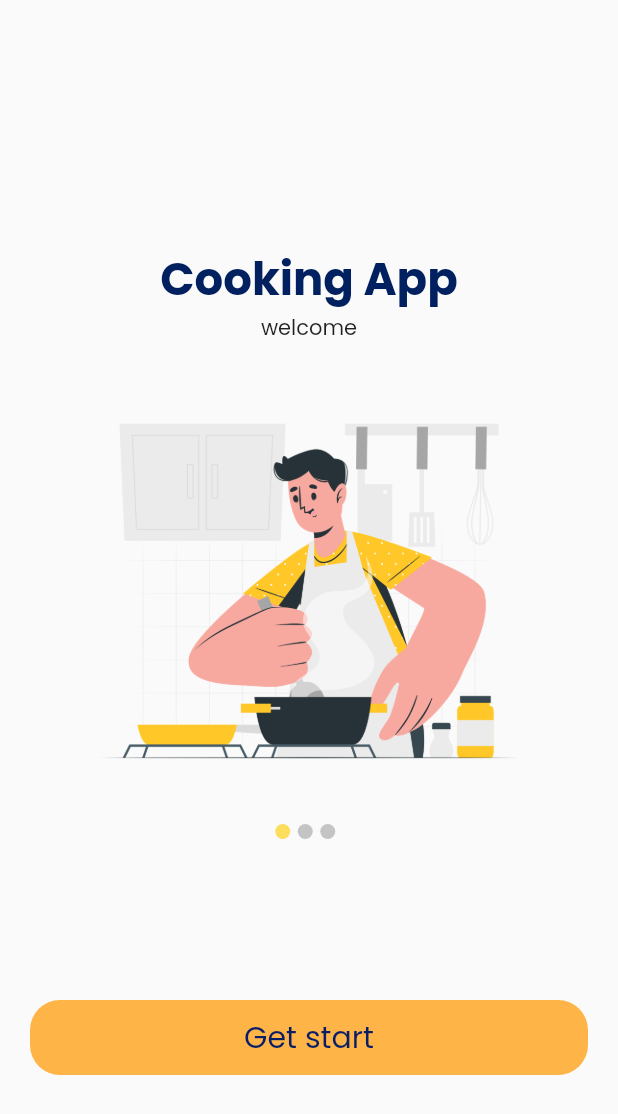
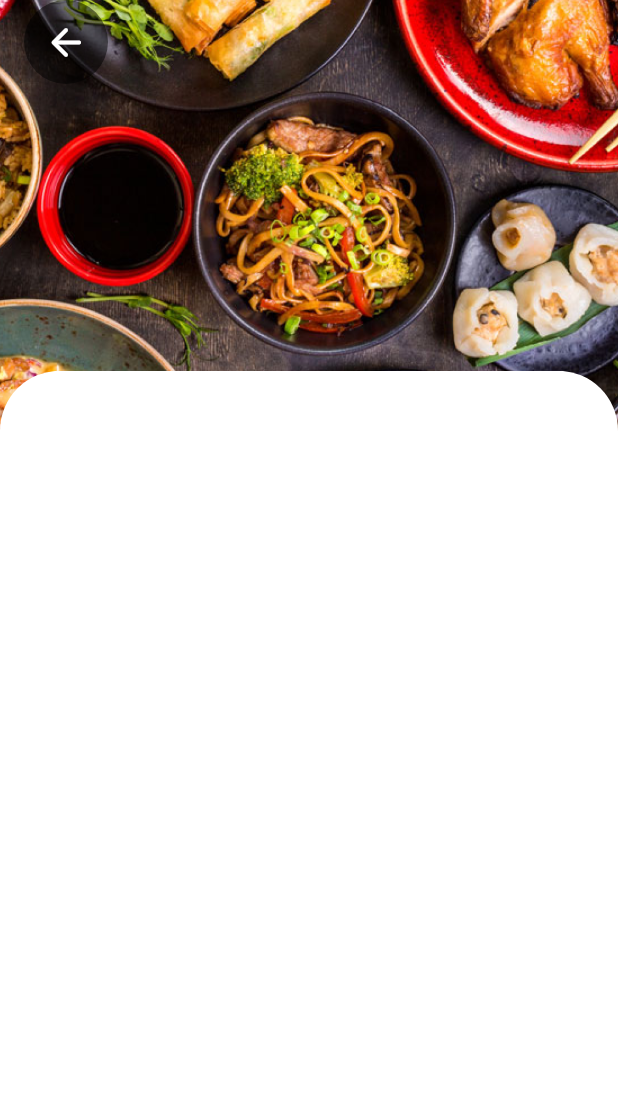
Before and after one commit to candyccyn/Cooking-app, a Flutter app: the screen it shows after launch, on a phone screen of 412 x 824 dp. Shown: the top 1114 px of the screen. Run offline on Flutter 3.47's test engine with Material 2 defaults, Android fonts, the phone set to English and light mode, and no system bars; our stand-ins replace cloud_firestore, firebase_auth, firebase_core, flutter_svg, google_sign_in; accounts and stored records are empty.

Commit message:
add header

```diff
--- a/lib/main.dart
+++ b/lib/main.dart
@@ -1,5 +1,6 @@
 import 'package:cooking_app/routes.dart';
 import 'package:cooking_app/screens/authenticate/sign_in.dart';
+import 'package:cooking_app/screens/category/category.dart';
 import 'package:cooking_app/screens/home/home.dart';
 import 'package:cooking_app/screens/welcome/welcome.dart';
 import 'package:cooking_app/view_models/navigaition_bar_provider.dart';
@@ -28,7 +29,7 @@ class MyApp extends StatelessWidget {
         fontFamily: "Poppins",
       ),
       routes: routes,
-      initialRoute: WelcomeScreen.routeName,
+      initialRoute: CategoryScreen.routeName,
       // home: ChangeNotifierProvider<NavigationBarProvider>(
       //   child: MyStatefulWidget(),
       //   create: (BuildContext context) => NavigationBarProvider(),
--- /dev/null
+++ b/lib/models/category_header_data.dart
@@ -0,0 +1,8 @@
+class CategoryHeaderData {
+  List<Map<String, String>> data = [
+    {"text": "Asian Food", "image": "assets/images/header_asian.png"},
+    {"text": "European Food", "image": "assets/images/header_european.jpg"},
+    {"text": "Drink", "image": "assets/images/header_beverage.jpg"},
+    {"text": "Desserts", "image": "assets/images/header_desserts.jpg"},
+  ];
+}
--- a/lib/routes.dart
+++ b/lib/routes.dart
@@ -1,5 +1,6 @@
 import 'package:cooking_app/screens/authenticate/sign_in.dart';
 import 'package:cooking_app/screens/authenticate/sign_up.dart';
+import 'package:cooking_app/screens/category/category.dart';
 import 'package:cooking_app/screens/home/home.dart';
 import 'package:cooking_app/screens/welcome/welcome.dart';
 import 'package:cooking_app/screens/profile/profile.dart';
@@ -13,4 +14,5 @@ final Map<String, WidgetBuilder> routes = {
   SignUpScreen.routeName: (context) => SignUpScreen(),
   ProfileScreen.routeName: (context) => ProfileScreen(),
   HomeScreen.routeName: (context) => HomeScreen(),
+  CategoryScreen.routeName: (context) => CategoryScreen(),
 };
--- /dev/null
+++ b/lib/screens/category/category.dart
@@ -0,0 +1,13 @@
+import 'package:cooking_app/widgets/category_widgets/categoryBody.dart';
+import 'package:flutter/material.dart';
+
+class CategoryScreen extends StatelessWidget {
+  static String routeName = "/category";
+
+  @override
+  Widget build(BuildContext context) {
+    return Scaffold(
+      body: CategoryBody(),
+    );
+  }
+}
--- a/lib/screens/home/home.dart
+++ b/lib/screens/home/home.dart
@@ -1,4 +1,4 @@
-import 'package:cooking_app/widgets/home_widgets/body.dart';
+import 'package:cooking_app/widgets/home_widgets/homeBody.dart';
 import 'package:cooking_app/widgets/navigation_bar.dart';
 import 'package:flutter/material.dart';
 
@@ -8,7 +8,7 @@ class HomeScreen extends StatelessWidget {
   @override
   Widget build(BuildContext context) {
     return Scaffold(
-        body: Body(),
+        body: HomeBody(),
         // bottomNavigationBar: new Navigation(navCallback: (i) => print("Navigating to $i"))
     );
   }
--- /dev/null
+++ b/lib/view_models/category_header_view_model.dart
@@ -0,0 +1,17 @@
+import 'package:cooking_app/models/category_header_data.dart';
+
+class CategoryHeaderViewModel {
+  CategoryHeaderData _item = CategoryHeaderData();
+
+  int getCategorySize() {
+    return _item.data.length;
+  }
+
+  String getText(int index) {
+    return _item.data[index]["text"];
+  }
+
+  String getImg(int index) {
+    return _item.data[index]["image"];
+  }
+}
--- /dev/null
+++ b/lib/widgets/category_widgets/categoryBody.dart
@@ -0,0 +1,38 @@
+import 'package:cooking_app/widgets/category_widgets/categoryHeader.dart';
+import 'package:flutter/material.dart';
+
+class CategoryBody extends StatelessWidget {
+  @override
+  Widget build(BuildContext context) {
+    return Scaffold(
+        body: Container(
+          width: double.infinity,
+          height: double.infinity,
+        child: Stack(
+          children: <Widget>[
+            CategoryHeader(),
+            DraggableScrollableSheet(
+              maxChildSize: 1,
+              initialChildSize: 0.7,
+              minChildSize: 0.7,
+              builder: (context, controller) {
+                return SingleChildScrollView(
+                  controller: controller,
+                  child: Container(
+                    height: 800,
+                    // padding: const EdgeInsets.all(24),
+                    decoration: BoxDecoration(
+                        color: Colors.white,
+                        borderRadius: BorderRadius.only(
+                            topLeft: Radius.circular(40),
+                            topRight: Radius.circular(40))),
+                  ),
+                );
+              },
+            )
+          ],
+        ),
+      ),
+    );
+  }
+}
--- /dev/null
+++ b/lib/widgets/category_widgets/categoryHeader.dart
@@ -0,0 +1,31 @@
+import 'package:cooking_app/screens/home/home.dart';
+import 'package:cooking_app/view_models/category_header_view_model.dart';
+import 'package:flutter/material.dart';
+
+class CategoryHeader extends StatelessWidget {
+  CategoryHeaderViewModel categoryHeaderViewModel = CategoryHeaderViewModel();
+  @override
+  Widget build(BuildContext context) {
+    var size = MediaQuery.of(context).size;
+    return Scaffold(
+      body: Container(
+        height: size.height * 0.35,
+        decoration: new BoxDecoration(
+          image: new DecorationImage(
+            image: new AssetImage(categoryHeaderViewModel.getImg(0)),
+            fit: BoxFit.cover,
+          ),
+        ),
+      ),
+      floatingActionButtonLocation: FloatingActionButtonLocation.startTop,
+      floatingActionButton: FloatingActionButton(
+        child: Icon(Icons.arrow_back_rounded, size: 30),
+        backgroundColor: Colors.black54.withOpacity(0.5),
+        onPressed: () {
+          Navigator.push(
+              context, MaterialPageRoute(builder: (context) => HomeScreen()));
+        },
+      ),
+    );
+  }
+}
--- a/lib/widgets/home_widgets/body.dart
+++ b/lib/widgets/home_widgets/homeBody.dart
@@ -1,14 +1,14 @@
 import 'package:cooking_app/models/menu.dart';
 import 'package:cooking_app/view_models/category_view_model.dart';
 import 'package:cooking_app/view_models/menu_view_model.dart';
-import 'package:cooking_app/widgets/home_widgets/recommend.dart';
+import 'package:cooking_app/widgets/home_widgets/recommendCard.dart';
 import 'package:cooking_app/widgets/home_widgets/search_bar.dart';
-import 'package:cooking_app/widgets/home_widgets/category.dart';
+import 'package:cooking_app/widgets/home_widgets/categoriesCrad.dart';
 import 'package:flutter/material.dart';
-import 'category.dart';
-import 'header.dart';
+import 'categoriesCrad.dart';
+import 'homeHeader.dart';
 
-class Body extends StatelessWidget {
+class HomeBody extends StatelessWidget {
   @override
   Widget build(BuildContext context) {
     var size = MediaQuery.of(context).size;
@@ -31,7 +31,7 @@ class Body extends StatelessWidget {
                 child: SingleChildScrollView(
                   child: Column(
                     children: [
-                      Header(),
+                      HomeHeader(),
                       SizedBox(height: 10),
                       SearchBar(),
                       SizedBox(height: 10),
--- a/lib/widgets/home_widgets/header.dart
+++ b/lib/widgets/home_widgets/homeHeader.dart
@@ -1,11 +1,11 @@
 import 'package:flutter/material.dart';
 
-class Header extends StatefulWidget {
+class HomeHeader extends StatefulWidget {
   @override
-  _HeaderState createState() => _HeaderState();
+  _HomeHeaderState createState() => _HomeHeaderState();
 }
 
-class _HeaderState extends State<Header> {
+class _HomeHeaderState extends State<HomeHeader> {
 
   @override
   Widget build(BuildContext context) {
```
Also changed, not shown: assets/images/header_asian.png (added), assets/images/header_beverage.jpg (added), assets/images/header_desserts.jpg (added), assets/images/header_desserts2.jpg (added), assets/images/header_drink.jpg (added), assets/images/header_european.jpg (added), lib/widgets/home_widgets/categoriesCrad.dart (renamed from lib/widgets/home_widgets/category.dart), lib/widgets/home_widgets/recommendCard.dart (renamed from lib/widgets/home_widgets/recommend.dart).
